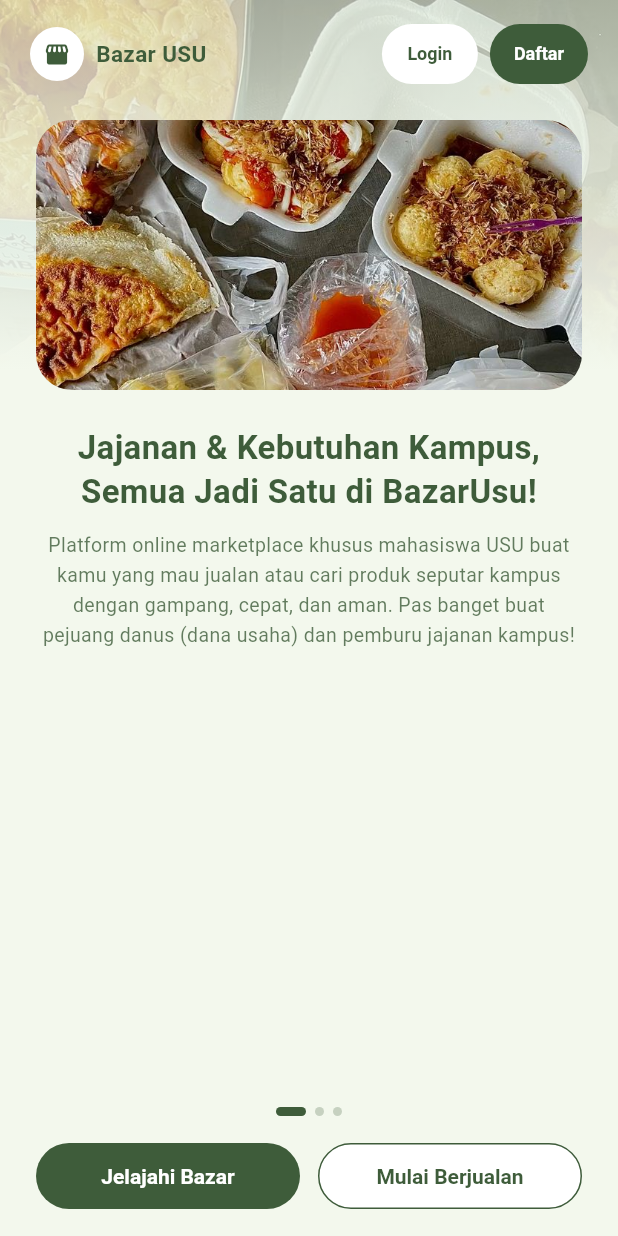
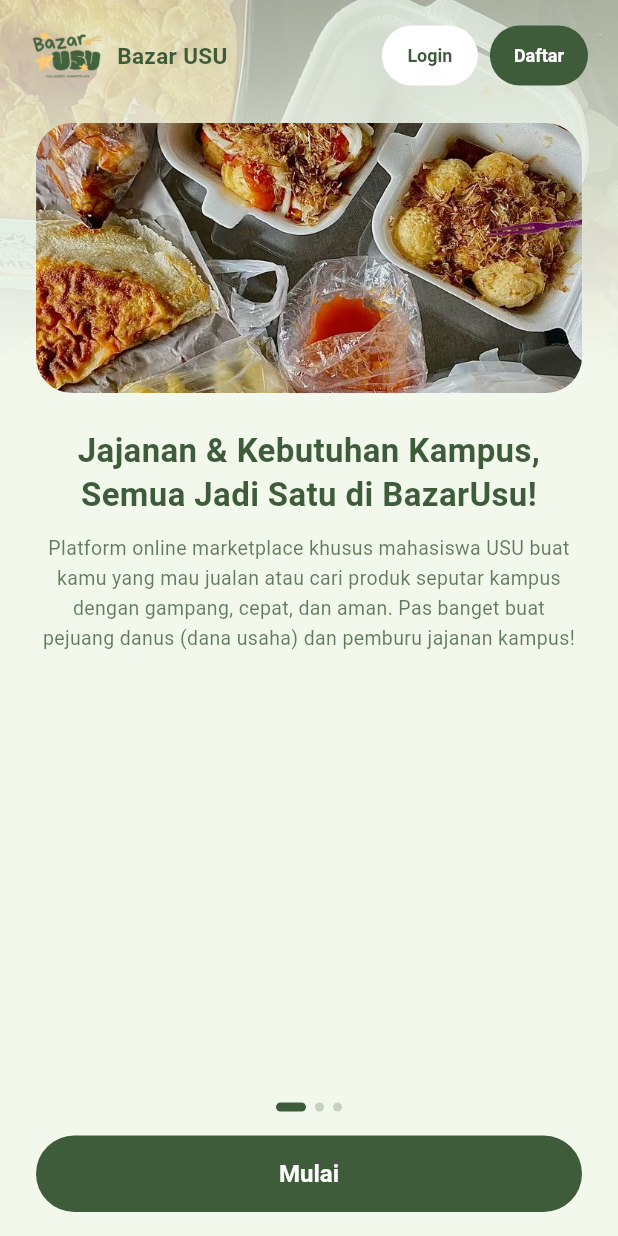
Before and after one commit to OliviaSILITONGA/bazar_usu, a Flutter app: the screen it shows after launch, on a phone screen of 412 x 824 dp. Run offline on Flutter 3.47's test engine with Material 3 defaults, Android fonts, the phone set to English and light mode, and no system bars; our stand-ins replace geocoding, geolocator, image_picker.

Commit message:
landing page

```diff
--- a/lib/screens/home_page.dart
+++ b/lib/screens/home_page.dart
@@ -83,9 +83,16 @@ class _TopNavBar extends StatelessWidget {
       padding: const EdgeInsets.fromLTRB(20, 12, 20, 4),
       child: Row(
         children: [
-          Container(
-            width: 36,
-            height: 36,
+          ClipRRect(
+            borderRadius: BorderRadius.circular(10),
+            child: Image.asset(
+              'assets/icon/icon.png',
+              width: 50,
+              height: 50,
+              fit: BoxFit.cover,
+              errorBuilder: (_, __, ___) => Container(
+                width: 50,
+                height: 50,
                 decoration: const BoxDecoration(
                   shape: BoxShape.circle,
                   color: Colors.white,
@@ -94,6 +101,8 @@ class _TopNavBar extends StatelessWidget {
                   Icons.storefront_rounded,
                   color: kDarkGreen,
                   size: 18,
+                ),
+              ),
             ),
           ),
           const SizedBox(width: 8),
@@ -543,9 +552,8 @@ class _BottomActions extends StatelessWidget {
   Widget build(BuildContext context) {
     return Padding(
       padding: const EdgeInsets.symmetric(horizontal: 24),
-      child: Row(
-        children: [
-          Expanded(
+      child: SizedBox(
+        width: double.infinity,
         child: ElevatedButton(
           onPressed: () {
             Navigator.push(
@@ -556,37 +564,18 @@ class _BottomActions extends StatelessWidget {
           style: ElevatedButton.styleFrom(
             backgroundColor: kDarkGreen,
             foregroundColor: Colors.white,
-                padding: const EdgeInsets.symmetric(vertical: 14),
+            padding: const EdgeInsets.symmetric(vertical: 16),
             elevation: 0,
             shape: RoundedRectangleBorder(
               borderRadius: BorderRadius.circular(kRadiusPill),
             ),
-              ),
-              child: const Text('Jelajahi Bazar'),
+            textStyle: const TextStyle(
+              fontSize: 16,
+              fontWeight: FontWeight.bold,
             ),
           ),
-          const SizedBox(width: 12),
-          Expanded(
-            child: OutlinedButton(
-              onPressed: () {
-                Navigator.push(
-                  context,
-                  MaterialPageRoute(builder: (_) => const RegisterPage()),
-                );
-              },
-              style: OutlinedButton.styleFrom(
-                foregroundColor: kDarkGreen,
-                side: const BorderSide(color: kDarkGreen),
-                backgroundColor: Colors.white,
-                padding: const EdgeInsets.symmetric(vertical: 14),
-                shape: RoundedRectangleBorder(
-                  borderRadius: BorderRadius.circular(kRadiusPill),
+          child: const Text('Mulai'),
         ),
-              ),
-              child: const Text('Mulai Berjualan'),
-            ),
-          ),
-        ],
       ),
     );
   }
```
Lines whose indentation alone changed are shown as unchanged.
